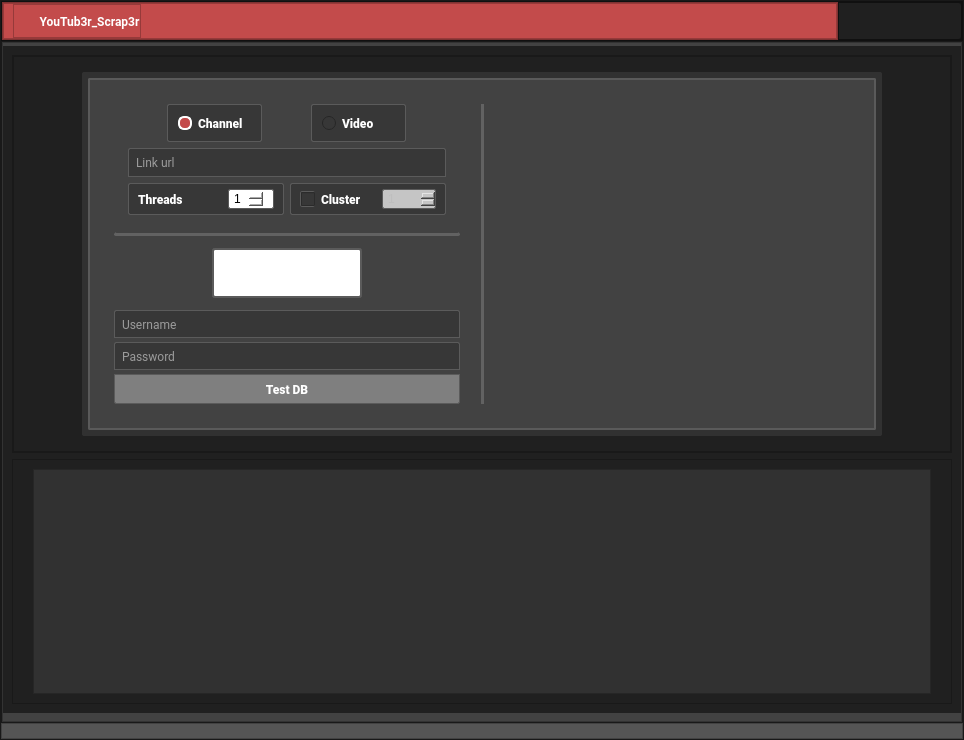
Before: the Qt Designer form gui_chart.ui in T4M1Z/GUI-PyQT5-Youtub3r_Scrap3r, drawn with Qt 5.
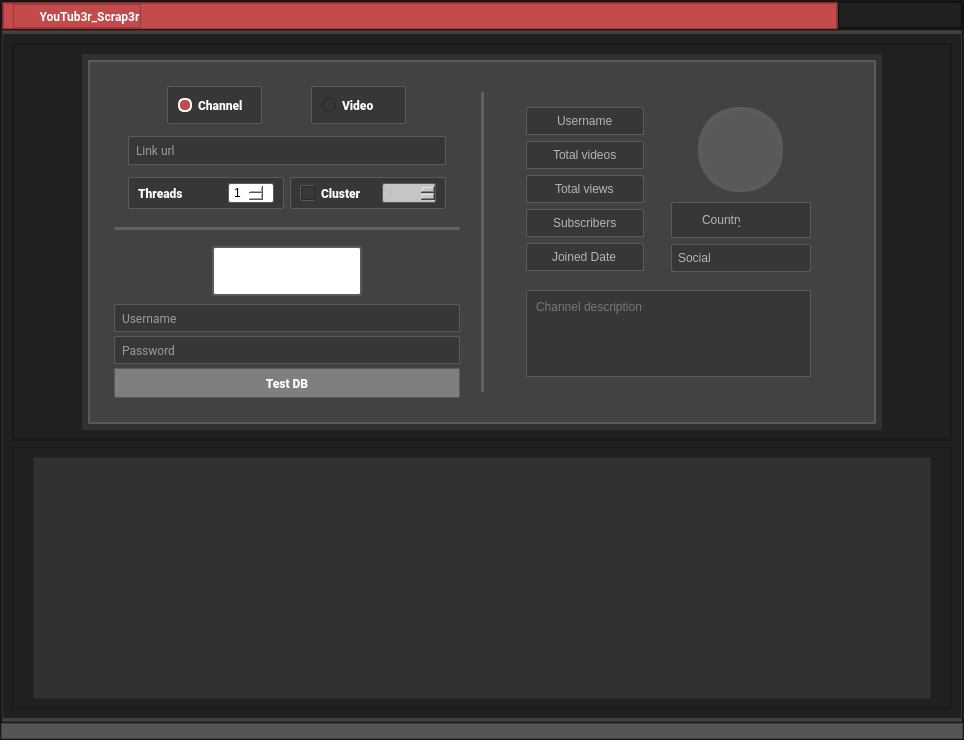
After: the same form once the commit is applied. Icons and pictures are not drawn.

Commit message: aggiunta icons-flag, descrizione dati canale...

What changed in the file:
```diff
--- a/gui_chart.ui
+++ b/gui_chart.ui
@@ -82,13 +82,13 @@
            <property name="minimumSize">
             <size>
              <width>0</width>
-             <height>30</height>
+             <height>28</height>
             </size>
            </property>
            <property name="maximumSize">
             <size>
              <width>16777215</width>
-             <height>40</height>
+             <height>28</height>
             </size>
            </property>
            <property name="styleSheet">
@@ -133,7 +133,7 @@
               <property name="maximumSize">
                <size>
                 <width>16777215</width>
-                <height>40</height>
+                <height>28</height>
                </size>
               </property>
               <property name="styleSheet">
@@ -499,6 +499,9 @@
                <enum>QFrame::Raised</enum>
               </property>
               <layout class="QHBoxLayout" name="horizontalLayout_7">
+               <property name="spacing">
+                <number>6</number>
+               </property>
                <property name="leftMargin">
                 <number>0</number>
                </property>
@@ -509,7 +512,7 @@
                 <number>0</number>
                </property>
                <property name="bottomMargin">
-                <number>8</number>
+                <number>3</number>
                </property>
                <item>
                 <widget class="QStackedWidget" name="stackedWidget">
@@ -527,6 +530,9 @@
                    <property name="leftMargin">
                     <number>9</number>
                    </property>
+                   <property name="topMargin">
+                    <number>9</number>
+                   </property>
                    <property name="rightMargin">
                     <number>9</number>
                    </property>
@@ -567,10 +573,13 @@
                         </property>
                         <layout class="QHBoxLayout" name="horizontalLayout_15" stretch="1">
                          <property name="topMargin">
-                          <number>15</number>
+                          <number>9</number>
+                         </property>
+                         <property name="rightMargin">
+                          <number>9</number>
                          </property>
                          <property name="bottomMargin">
-                          <number>15</number>
+                          <number>9</number>
                          </property>
                          <item>
                           <widget class="QFrame" name="section_1">
@@ -668,7 +677,7 @@
                                  </property>
                                  <layout class="QVBoxLayout" name="verticalLayout_4" stretch="0,0,0">
                                   <property name="spacing">
-                                   <number>12</number>
+                                   <number>8</number>
                                   </property>
                                   <property name="leftMargin">
                                    <number>15</number>
@@ -698,7 +707,7 @@
                                     </property>
                                     <layout class="QVBoxLayout" name="verticalLayout_3">
                                      <property name="spacing">
-                                      <number>6</number>
+                                      <number>12</number>
                                      </property>
                                      <property name="topMargin">
                                       <number>0</number>
@@ -1267,7 +1276,7 @@
                                       <number>0</number>
                                      </property>
                                      <property name="topMargin">
-                                      <number>0</number>
+                                      <number>8</number>
                                      </property>
                                      <property name="rightMargin">
                                       <number>0</number>
@@ -1513,8 +1522,8 @@
                                  </property>
                                  <property name="styleSheet">
                                   <string notr="true">border-bottom:none;
-border-left:3px solid rgb(98, 98, 98);
-border-right:none;
+border-right:3px solid rgb(98, 98, 98);
+border-left:none;
 border-top:none;</string>
                                  </property>
                                  <property name="frameShape">
@@ -1537,6 +1546,663 @@
                                  <property name="frameShadow">
                                   <enum>QFrame::Raised</enum>
                                  </property>
+                                 <layout class="QHBoxLayout" name="horizontalLayout_20">
+                                  <property name="leftMargin">
+                                   <number>9</number>
+                                  </property>
+                                  <property name="topMargin">
+                                   <number>9</number>
+                                  </property>
+                                  <property name="rightMargin">
+                                   <number>9</number>
+                                  </property>
+                                  <item>
+                                   <widget class="QStackedWidget" name="stackedWidget_2">
+                                    <property name="frameShape">
+                                     <enum>QFrame::NoFrame</enum>
+                                    </property>
+                                    <property name="frameShadow">
+                                     <enum>QFrame::Sunken</enum>
+                                    </property>
+                                    <property name="lineWidth">
+                                     <number>1</number>
+                                    </property>
+                                    <property name="currentIndex">
+                                     <number>0</number>
+                                    </property>
+                                    <widget class="QWidget" name="page">
+                                     <layout class="QHBoxLayout" name="horizontalLayout_24">
+                                      <item>
+                                       <widget class="QFrame" name="frame_17">
+                                        <property name="styleSheet">
+                                         <string notr="true"/>
+                                        </property>
+                                        <property name="frameShape">
+                                         <enum>QFrame::StyledPanel</enum>
+                                        </property>
+                                        <property name="frameShadow">
+                                         <enum>QFrame::Raised</enum>
+                                        </property>
+                                        <layout class="QVBoxLayout" name="verticalLayout_7" stretch="2,0">
+                                         <property name="spacing">
+                                          <number>0</number>
+                                         </property>
+                                         <property name="leftMargin">
+                                          <number>0</number>
+                                         </property>
+                                         <property name="rightMargin">
+                                          <number>9</number>
+                                         </property>
+                                         <item>
+                                          <widget class="QFrame" name="frame_18">
+                                           <property name="styleSheet">
+                                            <string notr="true">border:none</string>
+                                           </property>
+                                           <property name="frameShape">
+                                            <enum>QFrame::StyledPanel</enum>
+                                           </property>
+                                           <property name="frameShadow">
+                                            <enum>QFrame::Raised</enum>
+                                           </property>
+                                           <layout class="QHBoxLayout" name="horizontalLayout_25" stretch="0,3">
+                                            <property name="spacing">
+                                             <number>0</number>
+                                            </property>
+                                            <property name="bottomMargin">
+                                             <number>0</number>
+                                            </property>
+                                            <item>
+                                             <widget class="QFrame" name="frame_20">
+                                              <property name="styleSheet">
+                                               <string notr="true">border:none</string>
+                                              </property>
+                                              <property name="frameShape">
+                                               <enum>QFrame::StyledPanel</enum>
+                                              </property>
+                                              <property name="frameShadow">
+                                               <enum>QFrame::Raised</enum>
+                                              </property>
+                                              <layout class="QVBoxLayout" name="verticalLayout_6">
+                                               <property name="topMargin">
+                                                <number>0</number>
+                                               </property>
+                                               <property name="bottomMargin">
+                                                <number>15</number>
+                                               </property>
+                                               <item>
+                                                <widget class="QLineEdit" name="lineEdit_4">
+                                                 <property name="styleSheet">
+                                                  <string notr="true">QLineEdit{
+background-color: rgb(55, 55, 55);
+	color: rgb(181, 181, 181);
+border: 1px solid  rgb(91, 91, 91);
+border-bottom-left-radius:0px;
+border-top-left-radius:2px;
+border-bottom-right-radius:0px;
+border-top-right-radius:2px;
+padding:5px;
+}
+
+QLineEdit::hover{background-color: rgb(59, 59, 59);}
+
+
+QLineEdit::focus{
+	border:1px solid rgb(195, 75, 75);
+}
+
+</string>
+                                                 </property>
+                                                 <property name="inputMask">
+                                                  <string/>
+                                                 </property>
+                                                 <property name="text">
+                                                  <string>Username</string>
+                                                 </property>
+                                                 <property name="frame">
+                                                  <bool>true</bool>
+                                                 </property>
+                                                 <property name="alignment">
+                                                  <set>Qt::AlignCenter</set>
+                                                 </property>
+                                                 <property name="dragEnabled">
+                                                  <bool>false</bool>
+                                                 </property>
+                                                 <property name="readOnly">
+                                                  <bool>true</bool>
+                                                 </property>
+                                                 <property name="placeholderText">
+                                                  <string>Username</string>
+                                                 </property>
+                                                </widget>
+                                               </item>
+                                               <item>
+                                                <widget class="QLineEdit" name="lineEdit_5">
+                                                 <property name="styleSheet">
+                                                  <string notr="true">QLineEdit{
+background-color: rgb(55, 55, 55);
+	color: rgb(181, 181, 181);
+border: 1px solid  rgb(91, 91, 91);
+border-bottom-left-radius:0px;
+border-top-left-radius:2px;
+border-bottom-right-radius:0px;
+border-top-right-radius:2px;
+padding:5px;
+}
+
+QLineEdit::hover{background-color: rgb(59, 59, 59);}
+
+
+QLineEdit::focus{
+	border:1px solid rgb(195, 75, 75);
+}
+
+</string>
+                                                 </property>
+                                                 <property name="inputMask">
+                                                  <string/>
+                                                 </property>
+                                                 <property name="text">
+                                                  <string>Total videos</string>
+                                                 </property>
+                                                 <property name="frame">
+                                                  <bool>true</bool>
+                                                 </property>
+                                                 <property name="alignment">
+                                                  <set>Qt::AlignCenter</set>
+                                                 </property>
+                                                 <property name="dragEnabled">
+                                                  <bool>false</bool>
+                                                 </property>
+                                                 <property name="readOnly">
+                                                  <bool>true</bool>
+                                                 </property>
+                                                 <property name="placeholderText">
+                                                  <string>Joined date</string>
+                                                 </property>
+                                                </widget>
+                                               </item>
+                                               <item>
+                                                <widget class="QLineEdit" name="lineEdit_6">
+                                                 <property name="styleSheet">
+                                                  <string notr="true">QLineEdit{
+background-color: rgb(55, 55, 55);
+	color: rgb(181, 181, 181);
+border: 1px solid  rgb(91, 91, 91);
+border-bottom-left-radius:0px;
+border-top-left-radius:2px;
+border-bottom-right-radius:0px;
+border-top-right-radius:2px;
+padding:5px;
+}
+
+QLineEdit::hover{background-color: rgb(59, 59, 59);}
+
+
+QLineEdit::focus{
+	border:1px solid rgb(195, 75, 75);
+}
+
+</string>
+                                                 </property>
+                                                 <property name="inputMask">
+                                                  <string/>
+                                                 </property>
+                                                 <property name="text">
+                                                  <string>Total views</string>
+                                                 </property>
+                                                 <property name="frame">
+                                                  <bool>true</bool>
+                                                 </property>
+                                                 <property name="alignment">
+                                                  <set>Qt::AlignCenter</set>
+                                                 </property>
+                                                 <property name="dragEnabled">
+                                                  <bool>false</bool>
+                                                 </property>
+                                                 <property name="readOnly">
+                                                  <bool>true</bool>
+                                                 </property>
+                                                 <property name="placeholderText">
+                                                  <string>Total video</string>
+                                                 </property>
+                                                </widget>
+                                               </item>
+                                               <item>
+                                                <widget class="QLineEdit" name="lineEdit_7">
+                                                 <property name="styleSheet">
+                                                  <string notr="true">QLineEdit{
+background-color: rgb(55, 55, 55);
+	color: rgb(181, 181, 181);
+border: 1px solid  rgb(91, 91, 91);
+border-bottom-left-radius:0px;
+border-top-left-radius:2px;
+border-bottom-right-radius:0px;
+border-top-right-radius:2px;
+padding:5px;
+}
+
+QLineEdit::hover{background-color: rgb(59, 59, 59);}
+
+
+QLineEdit::focus{
+	border:1px solid rgb(195, 75, 75);
+}
+
+</string>
+                                                 </property>
+                                                 <property name="inputMask">
+                                                  <string/>
+                                                 </property>
+                                                 <property name="text">
+                                                  <string>Subscribers</string>
+                                                 </property>
+                                                 <property name="frame">
+                                                  <bool>true</bool>
+                                                 </property>
+                                                 <property name="alignment">
+                                                  <set>Qt::AlignCenter</set>
+                                                 </property>
+                                                 <property name="dragEnabled">
+                                                  <bool>false</bool>
+                                                 </property>
+                                                 <property name="readOnly">
+                                                  <bool>true</bool>
+                                                 </property>
+                                                 <property name="placeholderText">
+                                                  <string>Total visual</string>
+                                                 </property>
+                                                </widget>
+                                               </item>
+                                               <item>
+                                                <widget class="QLineEdit" name="lineEdit_8">
+                                                 <property name="styleSheet">
+                                                  <string notr="true">QLineEdit{
+background-color: rgb(55, 55, 55);
+	color: rgb(181, 181, 181);
+border: 1px solid  rgb(91, 91, 91);
+border-bottom-left-radius:0px;
+border-top-left-radius:2px;
+border-bottom-right-radius:0px;
+border-top-right-radius:2px;
+padding:5px;
+}
+
+QLineEdit::hover{background-color: rgb(59, 59, 59);}
+
+
+QLineEdit::focus{
+	border:1px solid rgb(195, 75, 75);
+}
+
+</string>
+                                                 </property>
+                                                 <property name="inputMask">
+                                                  <string/>
+                                                 </property>
+                                                 <property name="text">
+                                                  <string>Joined Date</string>
+                                                 </property>
+                                                 <property name="frame">
+                                                  <bool>true</bool>
+                                                 </property>
+                                                 <property name="alignment">
+                                                  <set>Qt::AlignCenter</set>
+                                                 </property>
+                                                 <property name="dragEnabled">
+                                                  <bool>false</bool>
+                                                 </property>
+                                                 <property name="readOnly">
+                                                  <bool>true</bool>
+                                                 </property>
+                                                 <property name="placeholderText">
+                                                  <string>Subscribers</string>
+                                                 </property>
+                                                </widget>
+                                               </item>
+                                              </layout>
+                                             </widget>
+                                            </item>
+                                            <item>
+                                             <widget class="QFrame" name="frame_19">
+                                              <property name="frameShape">
+                                               <enum>QFrame::StyledPanel</enum>
+                                              </property>
+                                              <property name="frameShadow">
+                                               <enum>QFrame::Raised</enum>
+                                              </property>
+                                              <layout class="QVBoxLayout" name="verticalLayout_9" stretch="1,5">
+                                               <property name="spacing">
+                                                <number>0</number>
+                                               </property>
+                                               <property name="topMargin">
+                                                <number>0</number>
+                                               </property>
+                                               <item>
+                                                <widget class="QFrame" name="frame_24">
+                                                 <property name="styleSheet">
+                                                  <string notr="true">border:none</string>
+                                                 </property>
+                                                 <property name="frameShape">
+                                                  <enum>QFrame::StyledPanel</enum>
+                                                 </property>
+                                                 <property name="frameShadow">
+                                                  <enum>QFrame::Raised</enum>
+                                                 </property>
+                                                 <layout class="QHBoxLayout" name="horizontalLayout_28">
+                                                  <property name="leftMargin">
+                                                   <number>0</number>
+                                                  </property>
+                                                  <property name="topMargin">
+                                                   <number>0</number>
+                                                  </property>
+                                                  <property name="rightMargin">
+                                                   <number>0</number>
+                                                  </property>
+                                                  <property name="bottomMargin">
+                                                   <number>1</number>
+                                                  </property>
+                                                  <item>
+                                                   <widget class="QFrame" name="frame_25">
+                                                    <property name="maximumSize">
+                                                     <size>
+                                                      <width>85</width>
+                                                      <height>85</height>
+                                                     </size>
+                                                    </property>
+                                                    <property name="styleSheet">
+                                                     <string notr="true">border:1px solid rgb(91, 91, 91);
+border-radius:40px;
+background-color:  rgb(91, 91, 91);</string>
+                                                    </property>
+                                                    <property name="frameShape">
+                                                     <enum>QFrame::StyledPanel</enum>
+                                                    </property>
+                                                    <property name="frameShadow">
+                                                     <enum>QFrame::Raised</enum>
+                                                    </property>
+                                                    <layout class="QHBoxLayout" name="horizontalLayout_27">
+                                                     <property name="leftMargin">
+                                                      <number>2</number>
+                                                     </property>
+                                                     <property name="topMargin">
+                                                      <number>2</number>
+                                                     </property>
+                                                     <property name="rightMargin">
+                                                      <number>9</number>
+                                                     </property>
+                                                     <property name="bottomMargin">
+                                                      <number>9</number>
+                                                     </property>
+                                                     <item>
+                                                      <widget class="QFrame" name="frame_23">
+                                                       <property name="minimumSize">
+                                                        <size>
+                                                         <width>80</width>
+                                                         <height>80</height>
+                                                        </size>
+                                                       </property>
+                                                       <property name="maximumSize">
+                                                        <size>
+                                                         <width>80</width>
+                                                         <height>80</height>
+                                                        </size>
+                                                       </property>
+                                                       <property name="styleSheet">
+                                                        <string notr="true">
+background-color: rgb(89, 89, 89);
+
+border-radius:40px;
+ border-image: url(:/channel/icons/channel/profile.jpg);
+</string>
+                                                       </property>
+                                                       <property name="frameShape">
+                                                        <enum>QFrame::StyledPanel</enum>
+                                                       </property>
+                                                       <property name="frameShadow">
+                                                        <enum>QFrame::Raised</enum>
+                                                       </property>
+                                                      </widget>
+                                                     </item>
+                                                    </layout>
+                                                   </widget>
+                                                  </item>
+                                                 </layout>
+                                                </widget>
+                                               </item>
+                                               <item>
+                                                <widget class="QFrame" name="frame_26">
+                                                 <property name="styleSheet">
+                                                  <string notr="true">border:none</string>
+                                                 </property>
+                                                 <property name="frameShape">
+                                                  <enum>QFrame::StyledPanel</enum>
+                                                 </property>
+                                                 <property name="frameShadow">
+                                                  <enum>QFrame::Raised</enum>
+                                                 </property>
+                                                 <layout class="QVBoxLayout" name="verticalLayout_10">
+                                                  <property name="spacing">
+                                                   <number>6</number>
+                                                  </property>
+                                                  <property name="topMargin">
+                                                   <number>9</number>
+                                                  </property>
+                                                  <item>
+                                                   <widget class="QFrame" name="frame_21">
+                                                    <property name="maximumSize">
+                                                     <size>
+                                                      <width>16777215</width>
+                                                      <height>38</height>
+                                                     </size>
+                                                    </property>
+                                                    <property name="styleSheet">
+                                                     <string notr="true">QFrame{
+	border: 1px solid  rgb(91, 91, 91);
+	background-color: rgb(55, 55, 55);
+	border-bottom-left-radius:0px;
+	border-top-left-radius:2px;
+	border-bottom-right-radius:0px;
+	border-top-right-radius:2px;
+	padding:5px;
+
+}
+
+
+QFrame::hover{background-color: rgb(59, 59, 59);}
+
+</string>
+                                                    </property>
+                                                    <property name="frameShape">
+                                                     <enum>QFrame::StyledPanel</enum>
+                                                    </property>
+                                                    <property name="frameShadow">
+                                                     <enum>QFrame::Raised</enum>
+                                                    </property>
+                                                    <layout class="QHBoxLayout" name="horizontalLayout_26" stretch="0,0">
+                                                     <property name="spacing">
+                                                      <number>0</number>
+                                                     </property>
+                                                     <property name="leftMargin">
+                                                      <number>10</number>
+                                                     </property>
+                                                     <property name="topMargin">
+                                                      <number>0</number>
+                                                     </property>
+                                                     <property name="rightMargin">
+                                                      <number>17</number>
+                                                     </property>
+                                                     <property name="bottomMargin">
+                                                      <number>0</number>
+                                                     </property>
+                                                     <item>
+                                                      <widget class="QLabel" name="label_5">
+                                                       <property name="maximumSize">
+                                                        <size>
+                                                         <width>51</width>
+                                                         <height>24</height>
+                                                        </size>
+                                                       </property>
+                                                       <property name="styleSheet">
+                                                        <string notr="true">
+	color: rgb(181, 181, 181);
+
+border:none;
+background-color: qlineargradient(spread:pad, x1:0, y1:0.0116818, x2:1, y2:1, stop:1 rgba(0, 0, 0, 0));
+</string>
+                                                       </property>
+                                                       <property name="text">
+                                                        <string>Country</string>
+                                                       </property>
+                                                      </widget>
+                                                     </item>
+                                                     <item>
+                                                      <widget class="QLabel" name="label_4">
+                                                       <property name="maximumSize">
+                                                        <size>
+                                                         <width>27</width>
+                                                         <height>27</height>
+                                                        </size>
+                                                       </property>
+                                                       <property name="styleSheet">
+                                                        <string notr="true">image: url(:/flags/icons/flags/it.svg);
+border:none;
+background-color: qlineargradient(spread:pad, x1:0, y1:0.0116818, x2:1, y2:1, stop:1 rgba(0, 0, 0, 0));</string>
+                                                       </property>
+                                                       <property name="text">
+                                                        <string/>
+                                                       </property>
+                                                      </widget>
+                                                     </item>
+                                                    </layout>
+                                                   </widget>
+                                                  </item>
+                                                  <item>
+                                                   <widget class="QComboBox" name="comboBox">
+                                                    <property name="minimumSize">
+                                                     <size>
+                                                      <width>0</width>
+                                                      <height>28</height>
+                                                     </size>
+                                                    </property>
+                                                    <property name="maximumSize">
+                                                     <size>
+                                                      <width>16777215</width>
+                                                      <height>28</height>
+                                                     </size>
+                                                    </property>
+                                                    <property name="styleSheet">
+                                                     <string notr="true">QComboBox{
+	border: 1px solid  rgb(91, 91, 91);
+	background-color: rgb(55, 55, 55);
+
+	color: rgb(181, 181, 181);
+padding-left:6px;
+
+		}
+QComboBox::drop-down 
+{
+    border: 0px; /* This seems to replace the whole arrow of the combo box */
+}
+
+QComboBox::focus{
+	border:1px solid rgb(195, 75, 75);
+
+}
+/* Define a new custom arrow icon for the combo box */
+QComboBox::down-arrow {
+	image: url(:/16x16/icons/16x16/cil-arrow-bottom.png);
+    width: 14px;
+    height: 14px;
+	padding-right:6px;
+padding-bottom:2px;
+}
+
+QComboBox::hover
+{
+	background-color: rgb(62, 62, 62);
+}
+</string>
+                                                    </property>
+                                                    <item>
+                                                     <property name="text">
+                                                      <string>Social</string>
+                                                     </property>
+                                                    </item>
+                                                   </widget>
+                                                  </item>
+                                                 </layout>
+                                                </widget>
+                                               </item>
+                                              </layout>
+                                             </widget>
+                                            </item>
+                                           </layout>
+                                          </widget>
+                                         </item>
+                                         <item>
+                                          <widget class="QFrame" name="frame_22">
+                                           <property name="styleSheet">
+                                            <string notr="true">border:none</string>
+                                           </property>
+                                           <property name="frameShape">
+                                            <enum>QFrame::StyledPanel</enum>
+                                           </property>
+                                           <property name="frameShadow">
+                                            <enum>QFrame::Raised</enum>
+                                           </property>
+                                           <layout class="QHBoxLayout" name="horizontalLayout_29">
+                                            <property name="leftMargin">
+                                             <number>18</number>
+                                            </property>
+                                            <property name="topMargin">
+                                             <number>0</number>
+                                            </property>
+                                            <property name="rightMargin">
+                                             <number>27</number>
+                                            </property>
+                                            <item>
+                                             <widget class="QTextEdit" name="textEdit">
+                                              <property name="styleSheet">
+                                               <string notr="true">QTextEdit{
+background-color: rgb(55, 55, 55);
+	color: rgb(181, 181, 181);
+border: 1px solid  rgb(91, 91, 91);
+border-bottom-left-radius:0px;
+border-top-left-radius:2px;
+border-bottom-right-radius:0px;
+border-top-right-radius:2px;
+padding:5px;
+}
+
+QTextEdit::hover{background-color: rgb(59, 59, 59);}
+
+
+QTextEdit::focus{
+	border:1px solid rgb(195, 75, 75);
+}
+
+</string>
+                                              </property>
+                                              <property name="textInteractionFlags">
+                                               <set>Qt::NoTextInteraction</set>
+                                              </property>
+                                              <property name="placeholderText">
+                                               <string>Channel description</string>
+                                              </property>
+                                             </widget>
+                                            </item>
+                                           </layout>
+                                          </widget>
+                                         </item>
+                                        </layout>
+                                       </widget>
+                                      </item>
+                                     </layout>
+                                    </widget>
+                                    <widget class="QWidget" name="page_2"/>
+                                   </widget>
+                                  </item>
+                                 </layout>
                                 </widget>
                                </item>
                               </layout>
```
The commit also changes 268 other files.
